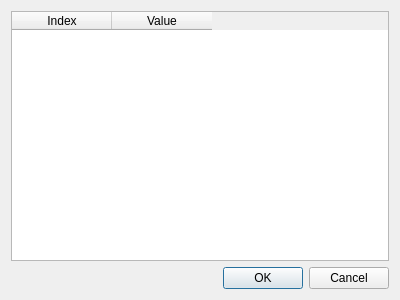
Before: the Qt Designer form Code/Mantid/MantidQt/CustomInterfaces/inc/MantidQtCustomInterfaces/EditLocalParameterDialog.ui in mantidproject/mantid, drawn with Qt 5.
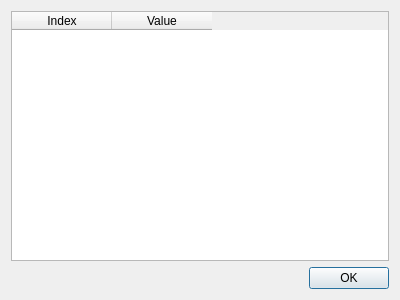
After: the same form once the commit is applied.

Commit message: Re #8911. Removed Cancel button from local values dialog.

```diff
--- a/Code/Mantid/MantidQt/CustomInterfaces/inc/MantidQtCustomInterfaces/EditLocalParameterDialog.ui
+++ b/Code/Mantid/MantidQt/CustomInterfaces/inc/MantidQtCustomInterfaces/EditLocalParameterDialog.ui
@@ -34,7 +34,7 @@
       <enum>Qt::Horizontal</enum>
      </property>
      <property name="standardButtons">
-      <set>QDialogButtonBox::Cancel|QDialogButtonBox::Ok</set>
+      <set>QDialogButtonBox::Ok</set>
      </property>
     </widget>
    </item>
```
The commit also changes 1 other file.
